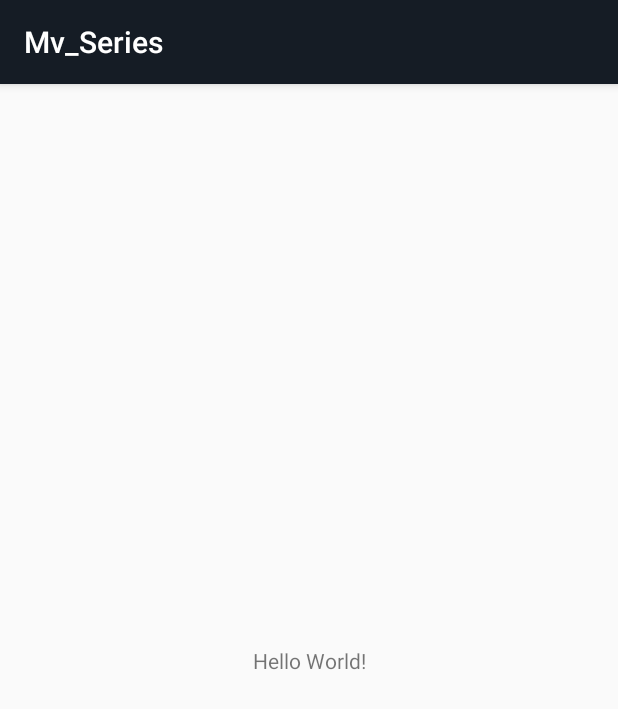
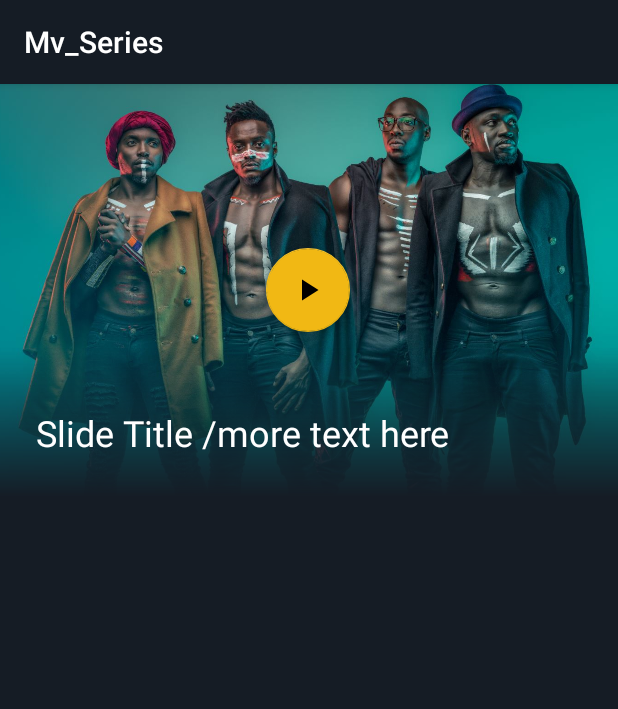
Before and after one commit to cliffgor/Mv_Series, an Android app: the screen it shows after launch (MainActivity), on a phone screen of 412 x 824 dp. Shown: the top 709 px of the screen. Run offline under Robolectric (Android 15) with nearby library versions, the phone set to English and light mode, and no system bars.

Commit message:
added an automatic slider

```diff
--- a/app/build.gradle
+++ b/app/build.gradle
@@ -26,4 +26,5 @@ dependencies {
     testImplementation 'junit:junit:4.12'
     androidTestImplementation 'androidx.test:runner:1.2.0'
     androidTestImplementation 'androidx.test.espresso:espresso-core:3.2.0'
+    implementation 'com.google.android.material:material:1.0.0'
 }
--- a/app/src/main/java/com/example/mv_series/MainActivity.java
+++ b/app/src/main/java/com/example/mv_series/MainActivity.java
@@ -1,14 +1,43 @@
 package com.example.mv_series;
 
 import androidx.appcompat.app.AppCompatActivity;
+import androidx.viewpager.widget.ViewPager;
 
 import android.os.Bundle;
 
+import java.util.ArrayList;
+import java.util.List;
+
 public class MainActivity extends AppCompatActivity {
+
+    private List<Slide> lstSlides ;
+    private ViewPager sliderpager;
+
+
 
     @Override
     protected void onCreate(Bundle savedInstanceState) {
         super.onCreate(savedInstanceState);
         setContentView(R.layout.activity_main);
+
+
+        sliderpager = findViewById(R.id.slider_pager);
+
+
+
+        //    PREPARE A LIST OF SLIDES
+        lstSlides = new ArrayList<>();
+        lstSlides.add(new Slide(R.drawable.sautisol, "Slide Title /more text here"));
+        lstSlides.add(new Slide(R.drawable.maia, "Slide Title /more text here"));
+        lstSlides.add(new Slide(R.drawable.sautisol, "Slide Title /more text here"));
+        lstSlides.add(new Slide(R.drawable.maia, "Slide Title /more text here"));
+
+        SliderPagerAdapter adapter = new SliderPagerAdapter(this,lstSlides);
+
+        sliderpager.setAdapter(adapter);
+
+
     }
+
+
 }
--- /dev/null
+++ b/app/src/main/java/com/example/mv_series/Slide.java
@@ -0,0 +1,32 @@
+package com.example.mv_series;
+
+public class Slide {
+    private int Image;
+    private String Title;
+
+    public Slide(int image, String title) {
+        Image = image;
+        Title = title;
+    }
+
+//    GETTERS
+
+    public int getImage() {
+        return Image;
+    }
+
+    public String getTitle() {
+        return Title;
+    }
+
+//    SETTERS
+
+
+    public void setImage(int image) {
+        Image = image;
+    }
+
+    public void setTitle(String title) {
+        Title = title;
+    }
+}
--- /dev/null
+++ b/app/src/main/java/com/example/mv_series/SliderPagerAdapter.java
@@ -0,0 +1,66 @@
+package com.example.mv_series;
+
+import android.content.Context;
+import android.view.LayoutInflater;
+import android.view.View;
+import android.view.ViewGroup;
+import android.widget.ImageView;
+import android.widget.TextView;
+
+import androidx.annotation.NonNull;
+import androidx.viewpager.widget.PagerAdapter;
+
+import java.util.List;
+
+public class SliderPagerAdapter extends PagerAdapter {
+
+    private Context mContext ;
+    private List<Slide> mList ;
+
+    public SliderPagerAdapter(Context mContext, List<Slide> mList) {
+        this.mContext = mContext;
+        this.mList = mList;
+    }
+
+
+    @NonNull
+    @Override
+    public Object instantiateItem(@NonNull ViewGroup container, int position) {
+
+
+        LayoutInflater inflater = (LayoutInflater) mContext.getSystemService(Context.LAYOUT_INFLATER_SERVICE);
+        View slideLayout = inflater.inflate(R.layout.slide_item, null);
+
+        ImageView slideImg = slideLayout.findViewById(R.id.slide_img);
+        TextView slideText = slideLayout.findViewById(R.id.slide_title);
+        slideImg.setImageResource(mList.get(position).getImage());
+        slideText.setText(mList.get(position).getTitle());
+
+
+        container.addView(slideLayout);
+        return slideLayout;
+
+
+
+
+
+
+
+    }
+
+    @Override
+    public int getCount() {
+        return mList.size();
+    }
+
+    @Override
+    public boolean isViewFromObject(@NonNull View view, @NonNull Object object) {
+        return view == object;
+    }
+
+
+    @Override
+    public void destroyItem(@NonNull ViewGroup container, int position, @NonNull Object object) {
+        container.removeView((View)object);
+    }
+}
--- /dev/null
+++ b/app/src/main/res/drawable/gradient_bg.xml
@@ -0,0 +1,4 @@
+<?xml version="1.0" encoding="utf-8"?>
+<shape xmlns:android="http://schemas.android.com/apk/res/android">
+<gradient android:startColor="#151c25" android:angle="90"/>
+</shape>
--- /dev/null
+++ b/app/src/main/res/drawable/ic_play_arrow.xml
@@ -0,0 +1,9 @@
+<vector xmlns:android="http://schemas.android.com/apk/res/android"
+        android:width="24dp"
+        android:height="24dp"
+        android:viewportWidth="24.0"
+        android:viewportHeight="24.0">
+    <path
+        android:fillColor="#FF000000"
+        android:pathData="M8,5v14l11,-7z"/>
+</vector>
--- a/app/src/main/res/layout/activity_main.xml
+++ b/app/src/main/res/layout/activity_main.xml
@@ -4,15 +4,16 @@
     xmlns:tools="http://schemas.android.com/tools"
     android:layout_width="match_parent"
     android:layout_height="match_parent"
-    tools:context=".MainActivity">
+    tools:context=".MainActivity"
+    android:background="@color/colorPrimary">
 
-    <TextView
-        android:layout_width="wrap_content"
-        android:layout_height="wrap_content"
-        android:text="Hello World!"
-        app:layout_constraintBottom_toBottomOf="parent"
-        app:layout_constraintLeft_toLeftOf="parent"
-        app:layout_constraintRight_toRightOf="parent"
-        app:layout_constraintTop_toTopOf="parent" />
+    <androidx.viewpager.widget.ViewPager
+        android:id="@+id/slider_pager"
+        android:layout_width="0dp"
+        android:layout_height="275dp"
+        app:layout_constraintStart_toEndOf="parent"
+        app:layout_constraintStart_toStartOf="parent"
+        app:layout_constraintTop_toTopOf="parent"
+        />
 
 </androidx.constraintlayout.widget.ConstraintLayout>
--- /dev/null
+++ b/app/src/main/res/layout/slide_item.xml
@@ -0,0 +1,61 @@
+<?xml version="1.0" encoding="utf-8"?>
+<androidx.constraintlayout.widget.ConstraintLayout xmlns:android="http://schemas.android.com/apk/res/android"
+    xmlns:tools="http://schemas.android.com/tools"
+    android:layout_width="match_parent"
+    android:layout_height="275dp"
+    xmlns:app="http://schemas.android.com/apk/res-auto">
+
+    <ImageView
+        android:id="@+id/slide_img"
+        android:layout_width="0dp"
+        android:layout_height="0dp"
+        android:scaleType="centerCrop"
+        android:src="@drawable/ic_launcher_background"
+        app:layout_constraintBottom_toBottomOf="parent"
+        app:layout_constraintEnd_toEndOf="parent"
+        app:layout_constraintHorizontal_bias="1.0"
+        app:layout_constraintStart_toStartOf="parent"
+        app:layout_constraintTop_toTopOf="parent"
+        app:layout_constraintVertical_bias="0.0" />
+
+    <com.google.android.material.floatingactionbutton.FloatingActionButton
+        android:id="@+id/floatingActionButton"
+        android:layout_width="wrap_content"
+        android:layout_height="wrap_content"
+        android:clickable="true"
+        app:layout_constraintBottom_toBottomOf="parent"
+        app:layout_constraintEnd_toEndOf="@+id/slide_img"
+        app:layout_constraintHorizontal_bias="0.498"
+        app:layout_constraintStart_toStartOf="parent"
+        app:layout_constraintTop_toTopOf="parent"
+        app:layout_constraintVertical_bias="0.497"
+        app:srcCompat="@drawable/ic_play_arrow" />
+
+    <ImageView
+        android:id="@+id/imageView2"
+        android:layout_width="0dp"
+        android:layout_height="100dp"
+        app:layout_constraintBottom_toBottomOf="parent"
+        app:layout_constraintEnd_toEndOf="@+id/slide_img"
+        app:layout_constraintStart_toStartOf="@+id/slide_img"
+        app:srcCompat="@drawable/gradient_bg" />
+
+    <TextView
+        android:textSize="24sp"
+        android:textColor="#fff"
+        android:id="@+id/slide_title"
+        android:layout_width="0dp"
+        android:layout_height="wrap_content"
+        android:layout_marginStart="24dp"
+        android:layout_marginLeft="24dp"
+        android:layout_marginEnd="24dp"
+        android:layout_marginRight="24dp"
+        android:text="TextView"
+        app:layout_constraintBottom_toBottomOf="@+id/imageView2"
+        app:layout_constraintEnd_toEndOf="parent"
+        app:layout_constraintHorizontal_bias="0.1"
+        app:layout_constraintStart_toStartOf="parent"
+        app:layout_constraintTop_toTopOf="@+id/imageView2"
+        app:layout_constraintVertical_bias="0.6" />
+
+</androidx.constraintlayout.widget.ConstraintLayout>
--- a/app/src/main/res/values/colors.xml
+++ b/app/src/main/res/values/colors.xml
@@ -1,6 +1,6 @@
 <?xml version="1.0" encoding="utf-8"?>
 <resources>
     <color name="colorPrimary">#151C25</color>
-    <color name="colorPrimaryDark">#00574B</color>
-    <color name="colorAccent">#D81B60</color>
+    <color name="colorPrimaryDark">#151C25</color>
+    <color name="colorAccent">#f1b814</color>
 </resources>
```
Also changed, not shown: app/src/main/res/drawable/maia.jpg (added), app/src/main/res/drawable/sautisol.jpg (added).
